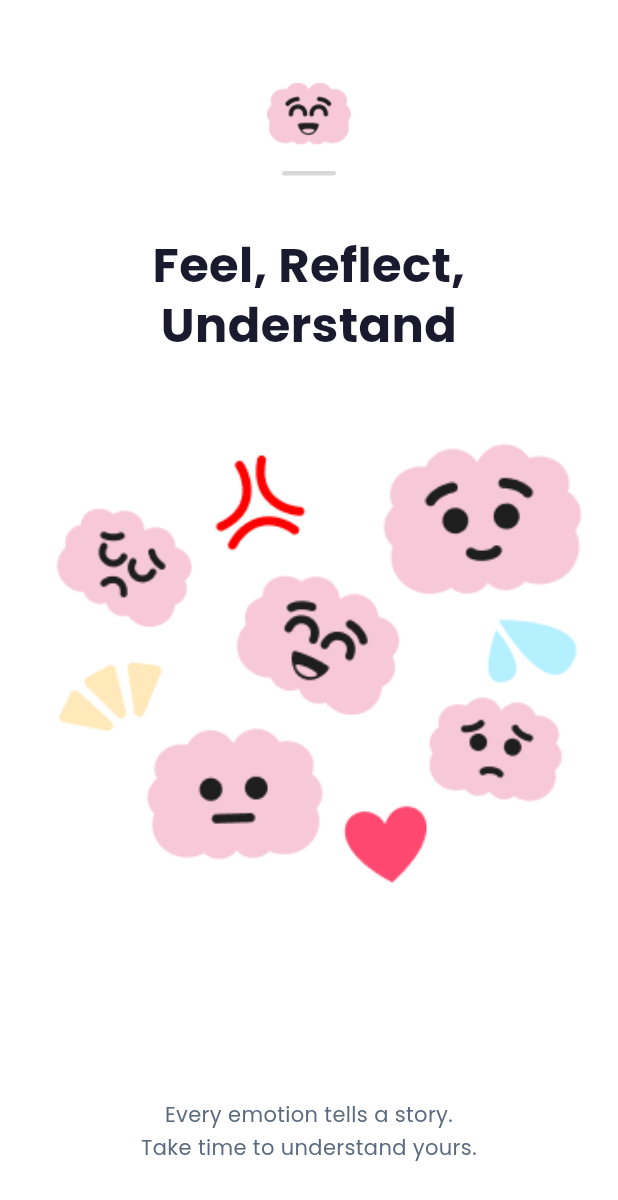
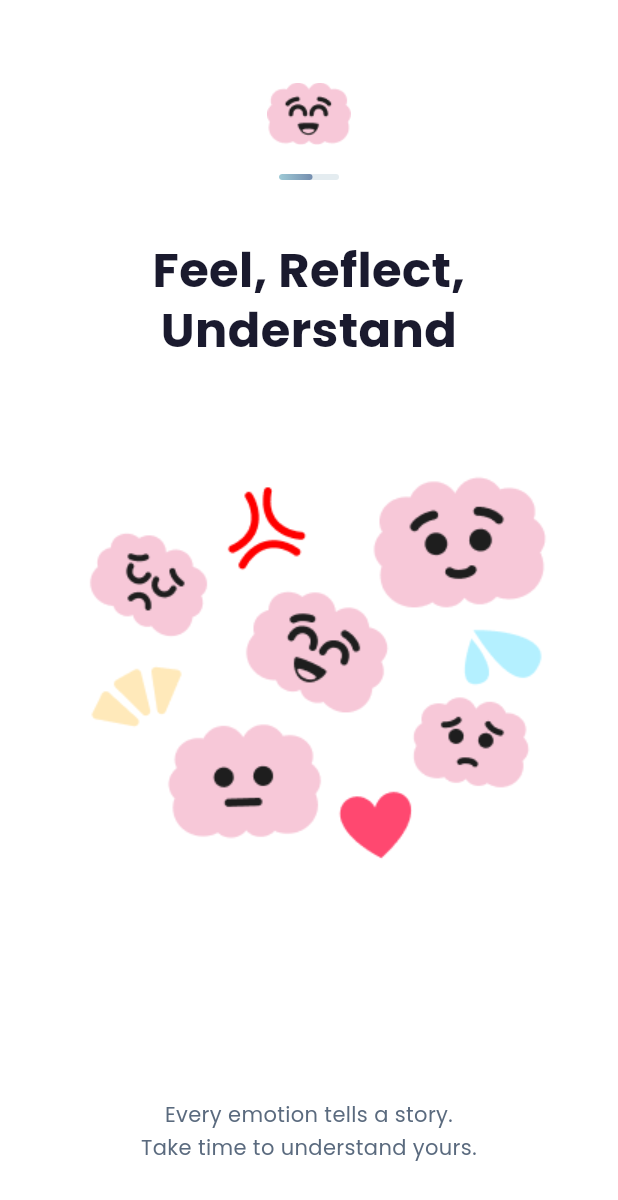
Before and after one commit to FinaIsma/moya_pbl2, a Flutter app: the SplashScreen screen opened by its route, on a phone screen of 412 x 824 dp. Shown: the top 1200 px of the screen. Run offline on Flutter 3.47's test engine with Material 3 defaults, Android fonts, the light colour scheme and no system bars; our stand-ins replace cloud_firestore, firebase_auth, firebase_core, google_fonts, shared_preferences; accounts and stored records are empty.

Commit message:
update splash screen

```diff
--- a/moya_pbl2/lib/screens/splash_screen.dart
+++ b/moya_pbl2/lib/screens/splash_screen.dart
@@ -1,14 +1,33 @@
 import 'package:flutter/material.dart';
 import 'package:google_fonts/google_fonts.dart';
+import 'package:shared_preferences/shared_preferences.dart';
 
-// ─── PASTE YOUR NEXT ROUTE HERE ────────────────────────────────
-// Ganti '/login' dengan route halaman setelah splash
-const String _nextRoute = '/login';
+// ─── ROUTES ─────────────────────────────────────────────────────
+const String _routeLoggedIn  = '/dashboard'; // sudah login → dashboard
+const String _routeLoggedOut = '/opening';   // belum login → opening page
 
 // ─── ASSET PATHS ────────────────────────────────────────────────
-const String _icon1Path = 'assets/images/icon1.png';         // brain atas
-const String _iconsPath = 'assets/images/icons.png';            // folder icons
+const String _icon1Path = 'assets/images/icon1.png';
+const String _iconsCombinedPath = 'assets/images/icons.png';
 
+// ─── Helper: simpan & baca status login ─────────────────────────
+// Panggil AuthHelper.setLoggedIn(true)  saat user berhasil login
+// Panggil AuthHelper.setLoggedIn(false) saat user logout
+class AuthHelper {
+  static const String _key = 'is_logged_in';
+
+  static Future<void> setLoggedIn(bool value) async {
+    final prefs = await SharedPreferences.getInstance();
+    await prefs.setBool(_key, value);
+  }
+
+  static Future<bool> isLoggedIn() async {
+    final prefs = await SharedPreferences.getInstance();
+    return prefs.getBool(_key) ?? false; // default: belum login
+  }
+}
+
+// ────────────────────────────────────────────────────────────────
 class SplashScreen extends StatefulWidget {
   const SplashScreen({super.key});
 
@@ -18,7 +37,8 @@ class SplashScreen extends StatefulWidget {
 
 class _SplashScreenState extends State<SplashScreen>
     with TickerProviderStateMixin {
-  // ─── Animation Controllers ──────────────────────────────────
+
+  // ─── Content animations ──────────────────────────────────────
   late AnimationController _logoController;
   late AnimationController _textController;
   late AnimationController _iconsController;
@@ -31,11 +51,18 @@ class _SplashScreenState extends State<SplashScreen>
   late Animation<double> _iconsFade;
   late Animation<double> _subtitleFade;
 
+  // ─── Loading bar ─────────────────────────────────────────────
+  late AnimationController _loadingController;
+  late Animation<double> _loadingProgress;
+
   @override
   void initState() {
     super.initState();
+    _initAnimations();
+    _startSequence();
+  }
 
-    // Logo animation
+  void _initAnimations() {
     _logoController = AnimationController(
       vsync: this,
       duration: const Duration(milliseconds: 600),
@@ -47,7 +74,6 @@ class _SplashScreenState extends State<SplashScreen>
       CurvedAnimation(parent: _logoController, curve: Curves.elasticOut),
     );
 
-    // Text animation
     _textController = AnimationController(
       vsync: this,
       duration: const Duration(milliseconds: 500),
@@ -62,7 +88,6 @@ class _SplashScreenState extends State<SplashScreen>
       CurvedAnimation(parent: _textController, curve: Curves.easeOut),
     );
 
-    // Icons animation
     _iconsController = AnimationController(
       vsync: this,
       duration: const Duration(milliseconds: 600),
@@ -71,7 +96,6 @@ class _SplashScreenState extends State<SplashScreen>
       CurvedAnimation(parent: _iconsController, curve: Curves.easeOut),
     );
 
-    // Subtitle animation
     _subtitleController = AnimationController(
       vsync: this,
       duration: const Duration(milliseconds: 400),
@@ -80,24 +104,52 @@ class _SplashScreenState extends State<SplashScreen>
       CurvedAnimation(parent: _subtitleController, curve: Curves.easeOut),
     );
 
-    _startAnimations();
+    // Loading bar — 3 detik total
+    _loadingController = AnimationController(
+      vsync: this,
+      duration: const Duration(milliseconds: 3000),
+    );
+    _loadingProgress = Tween<double>(begin: 0, end: 1).animate(
+      CurvedAnimation(parent: _loadingController, curve: Curves.easeInOut),
+    );
   }
 
-  Future<void> _startAnimations() async {
+  Future<void> _startSequence() async {
     await Future.delayed(const Duration(milliseconds: 200));
+
+    // Logo & loading bar mulai bersamaan
     _logoController.forward();
+    _loadingController.forward();
+
     await Future.delayed(const Duration(milliseconds: 400));
     _textController.forward();
+
     await Future.delayed(const Duration(milliseconds: 300));
     _iconsController.forward();
+
     await Future.delayed(const Duration(milliseconds: 300));
     _subtitleController.forward();
 
-    // Auto navigate after 2.8s total
-    await Future.delayed(const Duration(milliseconds: 1200));
-    if (mounted) {
-      Navigator.pushReplacementNamed(context, _nextRoute);
+    // Jalankan cek session + tunggu loading bar — keduanya paralel
+    // Navigate setelah KEDUANYA selesai
+    final results = await Future.wait([
+      _checkSession(),                          // cek SharedPreferences
+      _loadingController.forward(              // tunggu bar penuh
+        from: _loadingController.value,
+      ).orCancel.then((_) => true).catchError((_) => true),
+    ]);
+
+    if (!mounted) return;
+
+    final bool loggedIn = results[0] as bool;
+    Navigator.pushReplacementNamed(
+      context,
+      loggedIn ? _routeLoggedIn : _routeLoggedOut,
+    );
   }
+
+  Future<bool> _checkSession() async {
+    return await AuthHelper.isLoggedIn();
   }
 
   @override
@@ -106,6 +158,7 @@ class _SplashScreenState extends State<SplashScreen>
     _textController.dispose();
     _iconsController.dispose();
     _subtitleController.dispose();
+    _loadingController.dispose();
     super.dispose();
   }
 
@@ -119,14 +172,11 @@ class _SplashScreenState extends State<SplashScreen>
         child: SizedBox(
           width: size.width,
           height: size.height,
-          child: Stack(
-            children: [
-              // ─── Main Column Content ──────────────────────────
-              Column(
+          child: Column(
             children: [
               const SizedBox(height: 48),
 
-                  // ── Top Logo Icon ────────────────────────────
+              // ── Logo + Loading Bar ─────────────────────────
               FadeTransition(
                 opacity: _logoFade,
                 child: ScaleTransition(
@@ -152,15 +202,44 @@ class _SplashScreenState extends State<SplashScreen>
                           ),
                         ),
                       ),
-                          const SizedBox(height: 10),
-                          // Garis pendek di bawah logo
+                      const SizedBox(height: 12),
+
+                      // Animated Loading Bar
+                      AnimatedBuilder(
+                        animation: _loadingProgress,
+                        builder: (context, _) {
+                          return SizedBox(
+                            width: 40,
+                            height: 4,
+                            child: ClipRRect(
+                              borderRadius: BorderRadius.circular(8),
+                              child: Stack(
+                                children: [
+                                  // Track
                                   Container(
-                            width: 36,
-                            height: 3,
+                                    width: 40,
+                                    height: 4,
+                                    color: const Color(0xFFE4ECF0),
+                                  ),
+                                  // Fill
+                                  Container(
+                                    width: 40 * _loadingProgress.value,
+                                    height: 4,
                                     decoration: BoxDecoration(
-                              color: const Color(0xFFD9D9D9),
                                       borderRadius: BorderRadius.circular(8),
+                                      gradient: const LinearGradient(
+                                        colors: [
+                                          Color(0xFF9ECAD6),
+                                          Color(0xFF748DAE),
+                                        ],
                                       ),
+                                    ),
+                                  ),
+                                ],
+                              ),
+                            ),
+                          );
+                        },
                       ),
                     ],
                   ),
@@ -169,7 +248,7 @@ class _SplashScreenState extends State<SplashScreen>
 
               const SizedBox(height: 40),
 
-                  // ── Headline Text ────────────────────────────
+              // ── Headline ────────────────────────────────────
               FadeTransition(
                 opacity: _textFade,
                 child: SlideTransition(
@@ -192,22 +271,24 @@ class _SplashScreenState extends State<SplashScreen>
 
               const SizedBox(height: 36),
 
-                  // ── Scattered Icons Area ─────────────────────
+              // ── Scattered Icons ──────────────────────────────
               FadeTransition(
                 opacity: _iconsFade,
                 child: SizedBox(
                 width: size.width,
                 height: size.width * 0.82,
-                      child: _ScatteredIcons(
-                        iconPath: _iconsPath,
-                        containerWidth: size.width,
+                child: Center(
+                  child: Image.asset(
+                    _iconsCombinedPath,
+                    fit: BoxFit.contain,
+                  ),
                 ),
               ),
               ),
 
               const Spacer(),
 
-                  // ── Subtitle ─────────────────────────────────
+              // ── Subtitle ────────────────────────────────────
               FadeTransition(
                 opacity: _subtitleFade,
                 child: Padding(
@@ -228,103 +309,8 @@ class _SplashScreenState extends State<SplashScreen>
               const SizedBox(height: 48),
             ],
           ),
-            ],
-          ),
         ),
       ),
     );
   }
 }
-
-// ─── Scattered Icons Widget ─────────────────────────────────────
-class _ScatteredIcons extends StatelessWidget {
-  final String iconPath;
-  final double containerWidth;
-
-  const _ScatteredIcons({
-    required this.iconPath,
-    required this.containerWidth,
-  });
-
-  @override
-  Widget build(BuildContext context) {
-    return Center(
-      child: Image.asset(
-        iconPath,
-        width: containerWidth * 0.9,
-        fit: BoxFit.contain,
-        errorBuilder: (_, __, ___) => Container(
-          width: containerWidth * 0.9,
-          height: containerWidth * 0.7,
-          decoration: BoxDecoration(
-            color: const Color(0xFFF5CBCB),
-            borderRadius: BorderRadius.circular(20),
-          ),
-          child: const Icon(
-            Icons.image_not_supported,
-            size: 40,
-            color: Color(0xFF748DAE),
-          ),
-        ),
-      ),
-    );
-  }
-}
-
-// ─── Fallback ketika asset belum ada ────────────────────────────
-class _FallbackIcon extends StatelessWidget {
-  final int index;
-  final double size;
-
-  const _FallbackIcon({required this.index, required this.size});
-
-  static const List<Color> _colors = [
-    Color(0xFFF5CBCB),
-    Color(0xFFF5CBCB),
-    Color(0xFFF5CBCB),
-    Color(0xFFF5CBCB),
-    Color(0xFFF5CBCB),
-    Color(0xFFFF6B6B), // merah
-    Color(0xFFFFD93D), // kuning
-    Color(0xFFADD8E6), // biru muda
-    Color(0xFFFF69B4), // pink
-  ];
-
-  static const List<IconData> _icons = [
-    Icons.mood,
-    Icons.sentiment_neutral,
-    Icons.sentiment_very_satisfied,
-    Icons.sentiment_dissatisfied,
-    Icons.sentiment_very_dissatisfied,
-    Icons.local_fire_department,
-    Icons.star,
-    Icons.water_drop,
-    Icons.favorite,
-  ];
-
-  @override
-  Widget build(BuildContext context) {
-    final color = index < _colors.length
-        ? _colors[index]
-        : const Color(0xFFF5CBCB);
-    final icon = index < _icons.length
-        ? _icons[index]
-        : Icons.circle;
-
-    // Brain shapes (index 0-4) pakai rounded container
-    if (index < 5) {
-      return Container(
-        width: size,
-        height: size * 0.8,
-        decoration: BoxDecoration(
-          color: color,
-          borderRadius: BorderRadius.circular(size * 0.35),
-        ),
-        child: Icon(icon, size: size * 0.4, color: const Color(0xFF1A1A2E)),
-      );
-    }
-
-    // Decorative items (index 5-8) lebih kecil
-    return Icon(icon, size: size, color: color);
-  }
-}
```
Lines whose indentation alone changed are shown as unchanged.
